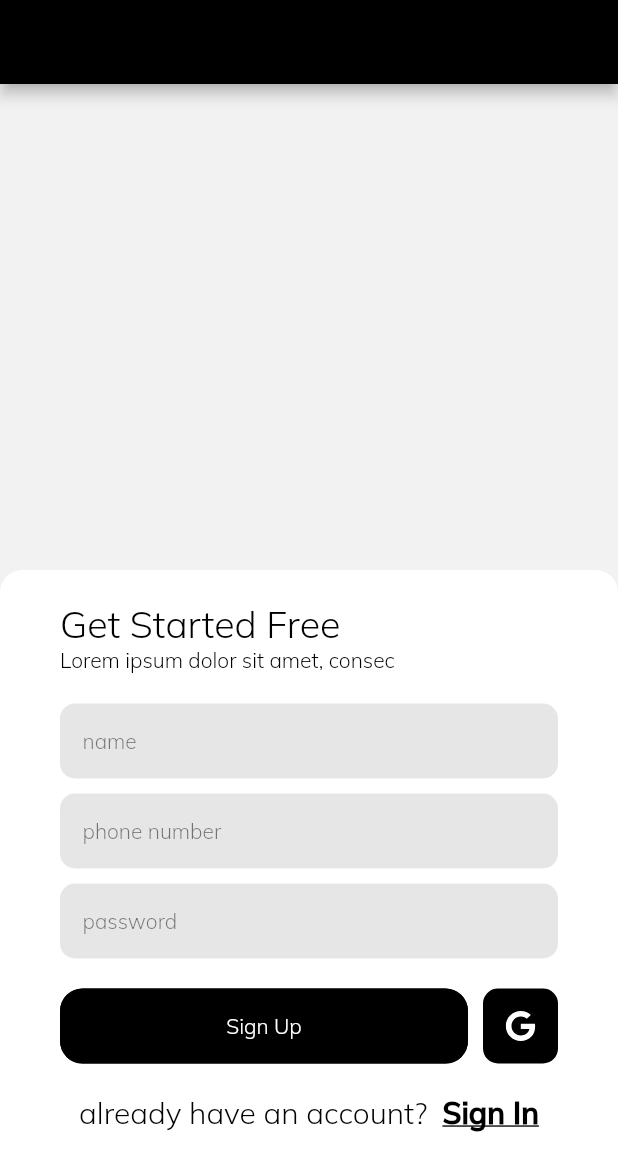
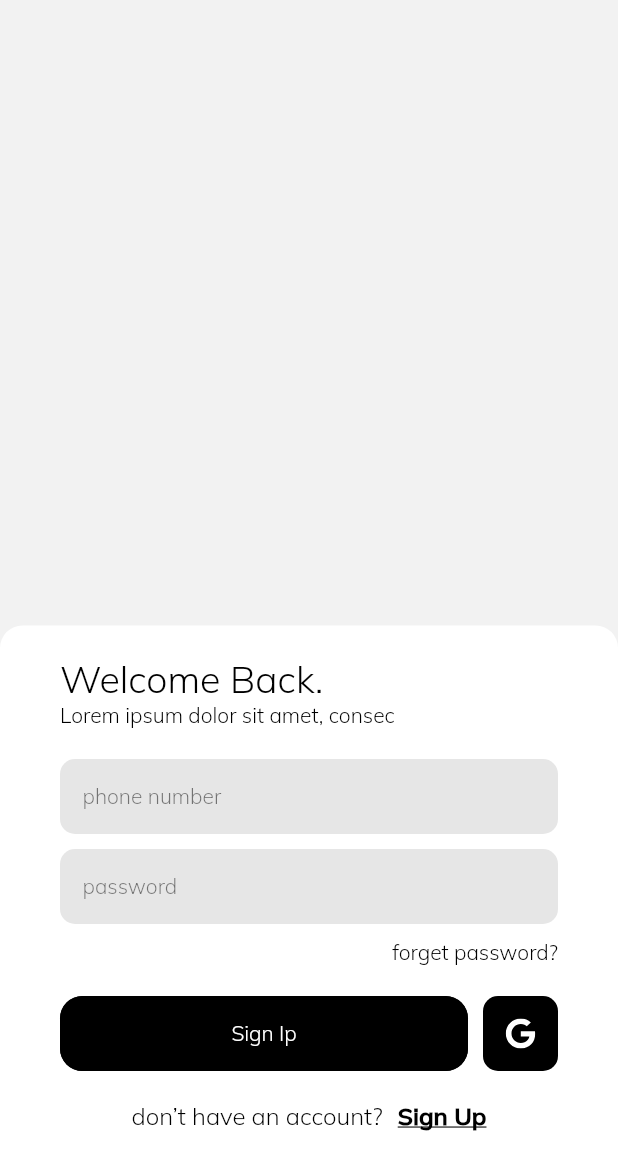
Before and after one commit to aliazimoshan/dongi, a Flutter app: the screen it shows after launch, on a phone screen of 412 x 824 dp. Shown: the top 1171 px of the screen. Run offline on Flutter 3.47's test engine with Material 2 defaults, Android fonts, the phone set to English and light mode, and no system bars; our stand-ins replace flutter_svg, hooks_riverpod.

Commit message:
complete wire frame UI sign in page

```diff
--- a/lib/app/home/home_page.dart
+++ b/lib/app/home/home_page.dart
@@ -1,7 +1,6 @@
 import 'package:dongi/widgets/appbar/appbar.dart';
 import 'package:flutter/material.dart';
 import 'package:hooks_riverpod/hooks_riverpod.dart';
-import '../../constants/color_config.dart';
 import 'home_widget.dart';
 
 class HomePage extends ConsumerWidget with HomeWidget {
--- a/lib/app/sign_in/sign_in_page.dart
+++ b/lib/app/sign_in/sign_in_page.dart
@@ -1,6 +1,7 @@
 import 'package:flutter/material.dart';
 import 'package:hooks_riverpod/hooks_riverpod.dart';
 
+import '../../constants/color_config.dart';
 import './sign_in_widget.dart';
 
 class SignInPage extends ConsumerWidget with SignInWidget {
@@ -8,6 +9,34 @@ class SignInPage extends ConsumerWidget with SignInWidget {
 
   @override
   Widget build(BuildContext context, WidgetRef ref) {
-    return Container();
+    return Scaffold(
+      backgroundColor: ColorConfig.background,
+      body: Column(
+        children: [
+          Expanded(
+            child: Container(),
+          ),
+          Container(
+            padding: const EdgeInsets.fromLTRB(40, 20, 40, 20),
+            decoration: BoxDecoration(
+              color: ColorConfig.pureWhite,
+              borderRadius: const BorderRadius.only(
+                topLeft: Radius.circular(15),
+                topRight: Radius.circular(15),
+              ),
+            ),
+            child: Column(
+              crossAxisAlignment: CrossAxisAlignment.start,
+              children: [
+                title(),
+                form(),
+                actionButton(),
+                changeActionButton(),
+              ],
+            ),
+          ),
+        ],
+      ),
+    );
   }
 }
--- a/lib/app/sign_in/sign_in_widget.dart
+++ b/lib/app/sign_in/sign_in_widget.dart
@@ -1 +1,106 @@
-class SignInWidget {}
+import 'package:flutter/material.dart';
+import 'package:flutter_svg/svg.dart';
+
+import '../../constants/color_config.dart';
+import '../../constants/content/sign_in_contents.dart';
+import '../../constants/font_config.dart';
+import '../../widgets/button/button.dart';
+import '../../widgets/text_field/custom_text_field.dart';
+
+class SignInWidget {
+  /// * ----- title
+  title() => Column(
+        crossAxisAlignment: CrossAxisAlignment.start,
+        children: [
+          Text(
+            SignInContents.title,
+            style: FontConfig.h5(),
+          ),
+          Text(
+            SignInContents.subTitle,
+            style: FontConfig.body2(),
+          ),
+          const SizedBox(height: 20),
+        ],
+      );
+
+  /// * ----- form
+  form() => Column(
+        crossAxisAlignment: CrossAxisAlignment.end,
+        children: [
+          CustomTextField(hintText: 'phone number'),
+          const SizedBox(height: 10),
+          CustomTextField(hintText: 'password'),
+          const SizedBox(height: 10),
+          _forgetPassword(),
+          const SizedBox(height: 20)
+        ],
+      );
+
+  /// * ----- action buttons
+  actionButton() => Padding(
+        padding: const EdgeInsets.only(bottom: 20),
+        child: Row(
+          children: [
+            Expanded(child: ButtonWidget(title: 'Sign Ip', onPressed: () {})),
+            const SizedBox(width: 10),
+            _googleButton(),
+          ],
+        ),
+      );
+
+  /// * ----- changeActionButton
+  changeActionButton() => Padding(
+        padding: const EdgeInsets.only(bottom: 50),
+        child: Row(
+          mainAxisAlignment: MainAxisAlignment.center,
+          crossAxisAlignment: CrossAxisAlignment.center,
+          children: [
+            Text(
+              SignInContents.changeAction,
+              style: FontConfig.body1(),
+            ),
+            const SizedBox(width: 10),
+            InkWell(
+              onTap: () {},
+              child: Text(
+                'Sign Up',
+                style: FontConfig.body1().copyWith(
+                  fontWeight: FontWeight.w800,
+                  decoration: TextDecoration.underline,
+                ),
+              ),
+            ),
+          ],
+        ),
+      );
+
+  /// * ----- forget password
+  _forgetPassword() {
+    return InkWell(
+      onTap: () {},
+      child: Text(
+        SignInContents.forgetPassword,
+        style: FontConfig.body2().copyWith(),
+      ),
+    );
+  }
+
+  /// * ----- google button
+  _googleButton() {
+    return InkWell(
+      onTap: () {},
+      child: Container(
+        height: 50,
+        width: 50,
+        decoration: BoxDecoration(
+          color: ColorConfig.primarySwatch,
+          borderRadius: BorderRadius.circular(10),
+        ),
+        child: Center(
+          child: SvgPicture.asset('assets/svg/google_icon.svg'),
+        ),
+      ),
+    );
+  }
+}
--- a/lib/app/sign_up/sign_up_widget.dart
+++ b/lib/app/sign_up/sign_up_widget.dart
@@ -57,14 +57,14 @@ class SignUpWidget {
           children: [
             Text(
               SignUpContent.changeAction,
-              style: FontConfig.h6(),
+              style: FontConfig.body1(),
             ),
             const SizedBox(width: 10),
             InkWell(
               onTap: () {},
               child: Text(
                 'Sign In',
-                style: FontConfig.h6().copyWith(
+                style: FontConfig.body1().copyWith(
                   fontWeight: FontWeight.w800,
                   decoration: TextDecoration.underline,
                 ),
--- /dev/null
+++ b/lib/constants/content/sign_in_contents.dart
@@ -0,0 +1,6 @@
+class SignInContents {
+  static String title = 'Welcome Back.';
+  static String subTitle = 'Lorem ipsum dolor sit amet, consec';
+  static String forgetPassword = 'forget password?';
+  static String changeAction = 'don’t have an account?';
+}
--- a/lib/main.dart
+++ b/lib/main.dart
@@ -1,9 +1,8 @@
-import 'package:dongi/app/onboarding/onboarding_page.dart';
+import 'package:dongi/app/sign_in/sign_in_page.dart';
 import 'package:dongi/constants/color_config.dart';
 import 'package:flutter/material.dart';
 import 'package:hooks_riverpod/hooks_riverpod.dart';
 
-import './app/sign_up/sign_up_page.dart';
 
 void main() {
   //WidgetsFlutterBinding.ensureInitialized();
@@ -26,7 +25,7 @@ class MyApp extends ConsumerWidget {
         scaffoldBackgroundColor: ColorConfig.background,
       ),
       debugShowCheckedModeBanner: false,
-      home: SignUpPage(),
+      home: const SignInPage(),
     );
   }
 }
```
